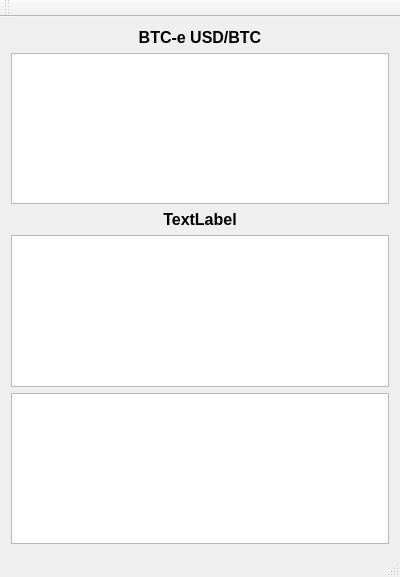
First picture: the form in src/mainwindow.ui, repository MuesliReep/TradeDeck, before the edit.
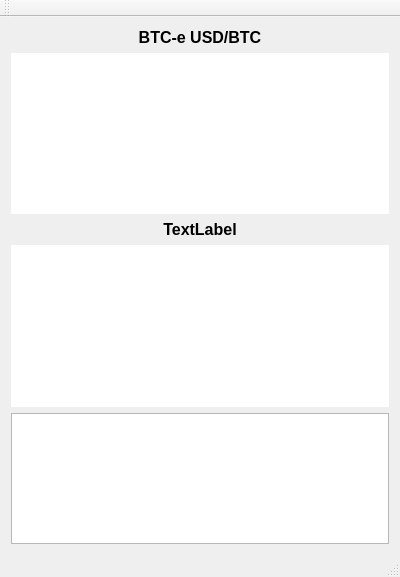
Second picture: the form after the edit.

The edit to the form file:
```diff
--- a/src/mainwindow.ui
+++ b/src/mainwindow.ui
@@ -18,6 +18,8 @@
     <item>
      <layout class="QVBoxLayout" name="verticalLayout">
       <item>
+       <layout class="QVBoxLayout" name="verticalLayout">
+        <item>
        <widget class="QLabel" name="labelExchangeMarket">
         <property name="font">
          <font>
@@ -37,7 +39,7 @@
       <item>
        <widget class="QListWidget" name="listWidgetBids">
         <property name="frameShape">
-         <enum>QFrame::StyledPanel</enum>
+           <enum>QFrame::NoFrame</enum>
         </property>
         <property name="frameShadow">
          <enum>QFrame::Sunken</enum>
@@ -77,7 +79,22 @@
        </widget>
       </item>
       <item>
-       <widget class="QListWidget" name="listWidgetAsks"/>
+         <widget class="QListWidget" name="listWidgetAsks">
+          <property name="frameShape">
+           <enum>QFrame::NoFrame</enum>
+          </property>
+          <property name="editTriggers">
+           <set>QAbstractItemView::NoEditTriggers</set>
+          </property>
+          <property name="showDropIndicator" stdset="0">
+           <bool>false</bool>
+          </property>
+          <property name="selectionMode">
+           <enum>QAbstractItemView::NoSelection</enum>
+          </property>
+         </widget>
+        </item>
+       </layout>
       </item>
       <item>
        <widget class="QListWidget" name="listWidgetTrades"/>
```
Lines whose indentation alone changed are shown as unchanged.
